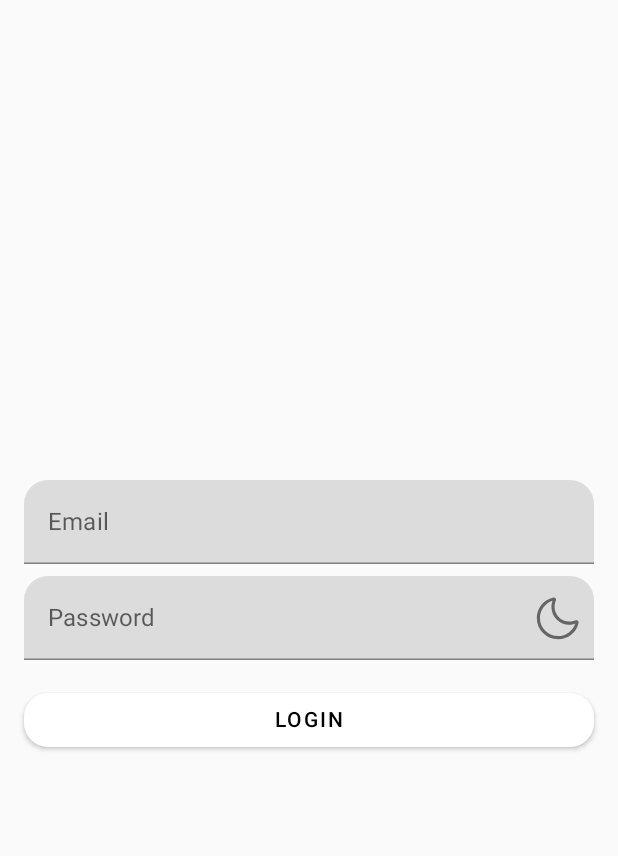
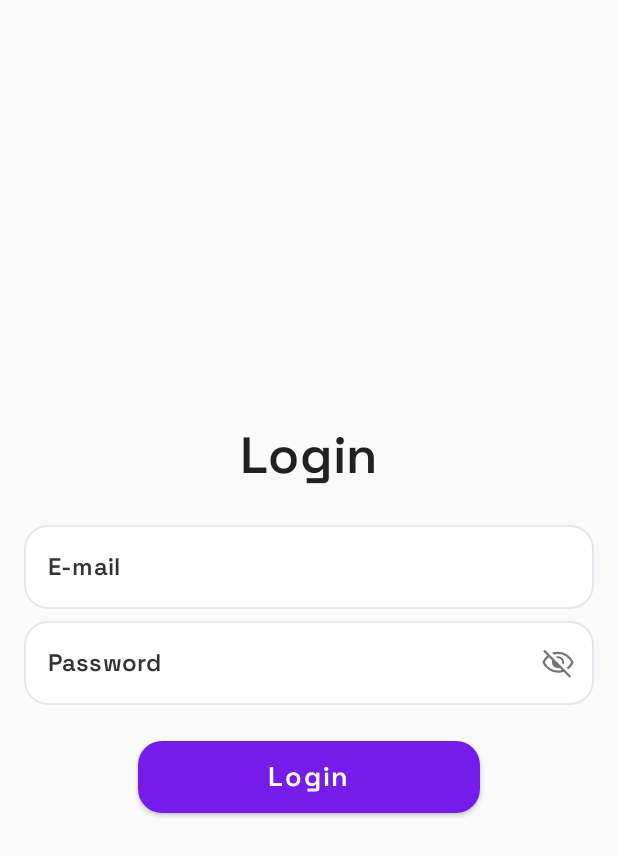
Before and after one commit to alexandraion22/LifeInMotion_phone_app, an Android app built with Jetpack Compose: the screen it shows after launch (MainActivity), on a phone screen of 412 x 824 dp. Shown: the top 856 px of the screen. Run offline under Robolectric (Android 15) with nearby library versions, the phone set to English and light mode, and no system bars; our stand-ins replace Firebase (no records; nobody signed in at launch, a user with empty details on screens opened directly).

Commit message:
Changed login, repaired the theme

```diff
--- a/app/src/main/java/com/example/healthapp/screens/content/auth/LoginContent.kt
+++ b/app/src/main/java/com/example/healthapp/screens/content/auth/LoginContent.kt
@@ -1,7 +1,10 @@
 package com.example.healthapp.screens.content.auth
 
 import android.util.Log
+import androidx.compose.foundation.background
+import androidx.compose.foundation.border
 import androidx.compose.foundation.layout.*
+import androidx.compose.foundation.shape.RoundedCornerShape
 import androidx.compose.foundation.text.KeyboardActions
 import androidx.compose.foundation.text.KeyboardOptions
 import androidx.compose.material.*
@@ -9,6 +12,7 @@ import androidx.compose.runtime.*
 import androidx.compose.ui.Alignment
 import androidx.compose.ui.ExperimentalComposeUiApi
 import androidx.compose.ui.Modifier
+import androidx.compose.ui.graphics.Color
 import androidx.compose.ui.focus.FocusRequester
 import androidx.compose.ui.focus.focusRequester
 import androidx.compose.ui.platform.LocalSoftwareKeyboardController
@@ -17,6 +21,7 @@ import androidx.compose.ui.text.input.ImeAction
 import androidx.compose.ui.text.input.PasswordVisualTransformation
 import androidx.compose.ui.text.input.VisualTransformation
 import androidx.compose.ui.unit.dp
+import androidx.compose.ui.unit.sp
 import androidx.navigation.NavHostController
 import com.example.healthapp.R
 import com.example.healthapp.graphs.Graph
@@ -63,31 +68,48 @@ fun LoginContent(
         verticalArrangement = Arrangement.Center,
         horizontalAlignment = Alignment.CenterHorizontally
     ) {
+        Text(
+            text = "Login",
+            style = MaterialTheme.typography.h4,
+            modifier = Modifier.padding(bottom = 24.dp)
+        )
         TextField(
             value = email,
             onValueChange = { email = it },
-            label = { Text("Email") },
-            modifier = Modifier.fillMaxWidth(),
+            label = { Text("E-mail") },
+            modifier = Modifier
+                .fillMaxWidth()
+                .padding(bottom = 8.dp)
+                .border(1.dp, Color(0xFFE2E8F0), RoundedCornerShape(16.dp)),
             keyboardOptions = KeyboardOptions.Default.copy(imeAction = ImeAction.Next),
             keyboardActions = KeyboardActions(
                 onNext = { passwordFocusRequester.requestFocus() }
+            ),
+            shape = RoundedCornerShape(16.dp), // Rounded corners here
+            colors = TextFieldDefaults.textFieldColors(
+                backgroundColor = Color.White,
+                focusedIndicatorColor = Color.Transparent,
+                unfocusedIndicatorColor = Color.Transparent,
+                textColor = Color(0xFF333333),
+                focusedLabelColor = Color(0xFF333333),
+                unfocusedLabelColor = Color(0xFF333333)
             )
         )
-        Spacer(modifier = Modifier.height(8.dp))
         TextField(
             value = password,
             onValueChange = { password = it },
             label = { Text("Password") },
             modifier = Modifier
                 .fillMaxWidth()
-                .focusRequester(passwordFocusRequester),
+                .padding(bottom = 8.dp)
+                .focusRequester(passwordFocusRequester)
+                .border(1.dp, Color(0xFFE2E8F0), RoundedCornerShape(16.dp)),
             visualTransformation = if (passwordVisible) VisualTransformation.None else PasswordVisualTransformation(),
             trailingIcon = {
                 val image = if (passwordVisible)
-                    R.drawable.ic_navbar_person
+                    R.drawable.ic_visibility_on
                 else
-                    R.drawable.ic_navbar_sleep
-
+                    R.drawable.ic_visibility_off
                 IconButton(onClick = { passwordVisible = !passwordVisible }) {
                     Icon(
                         painter = painterResource(id = image),
@@ -99,19 +121,44 @@ fun LoginContent(
             keyboardActions = KeyboardActions(
                 onDone = {
                     keyboardController?.hide()
-                    loginUser(email, password)
+                    if (email.isNotBlank() && password.isNotBlank()) {
+                        loginUser(email, password)
+                    } else {
+                        errorMessage = "Please enter both email and password."
+                    }
                 }
+            ),
+            shape = RoundedCornerShape(16.dp), // Rounded corners here
+            colors = TextFieldDefaults.textFieldColors(
+                backgroundColor = Color.White,
+
+                focusedIndicatorColor = Color.Transparent,
+                unfocusedIndicatorColor = Color.Transparent,
+                textColor = Color(0xFF333333),
+                focusedLabelColor = Color(0xFF333333),
+                unfocusedLabelColor = Color(0xFF333333)
             )
         )
         Spacer(modifier = Modifier.height(16.dp))
         Button(
             onClick = {
                 keyboardController?.hide()
-                loginUser(email, password)
+                if (email.isNotBlank() && password.isNotBlank()) {
+                    loginUser(email, password)
+                } else {
+                    errorMessage = "Please enter both e-mail and password."
+                }
             },
-            modifier = Modifier.fillMaxWidth()
+            modifier = Modifier.fillMaxWidth(0.6f)
+                .height(48.dp),// Width takes 60% of the parent width
+            shape = RoundedCornerShape(16.dp),
+            colors = ButtonDefaults.buttonColors(backgroundColor = MaterialTheme.colors.secondary) // PurpleButton color
         ) {
-            Text("LOGIN")
+            Text(
+                "Login",
+                color = MaterialTheme.colors.primary,
+                fontSize = 18.sp
+            )
         }
         errorMessage?.let {
             Spacer(modifier = Modifier.height(8.dp))
--- a/app/src/main/java/com/example/healthapp/ui/theme/Color.kt
+++ b/app/src/main/java/com/example/healthapp/ui/theme/Color.kt
@@ -3,3 +3,4 @@ package com.example.healthapp.ui.theme
 import androidx.compose.ui.graphics.Color
 
 val PurpleNavbar = Color(0xFFAE79F2)
+val PurpleButtons = Color(0xFF761CEA)
--- a/app/src/main/java/com/example/healthapp/ui/theme/Theme.kt
+++ b/app/src/main/java/com/example/healthapp/ui/theme/Theme.kt
@@ -2,10 +2,14 @@ package com.example.healthapp.ui.theme
 
 import androidx.compose.foundation.isSystemInDarkTheme
 import androidx.compose.material.MaterialTheme
+import androidx.compose.material.Typography
 import androidx.compose.material.darkColors
 import androidx.compose.material.lightColors
 import androidx.compose.runtime.Composable
 import androidx.compose.ui.graphics.Color
+import androidx.compose.ui.text.font.Font
+import androidx.compose.ui.text.font.FontFamily
+import com.example.healthapp.R
 
 private val DarkColorPalette = darkColors(
 )
@@ -14,8 +18,19 @@ private val LightColorPalette = lightColors(
     primary = Color.White,
     onPrimary = Color.Black,
     primaryVariant = PurpleNavbar,
-    secondaryVariant = Color.Black
+    secondaryVariant = Color.Black,
+    secondary = PurpleButtons
 )
+
+val SpaceGrotesk = FontFamily(
+    Font(R.font.spacegrotesksemibold)
+)
+
+// Define the custom typography for your app
+val HealthAppTypography = Typography(
+    defaultFontFamily = SpaceGrotesk,
+)
+
 
 @Composable
 fun HealthAppTheme(
@@ -30,8 +45,8 @@ fun HealthAppTheme(
 
     MaterialTheme(
         colors = colors,
-        typography = Typography,
         shapes = Shapes,
-        content = content
+        content = content,
+        typography = HealthAppTypography
     )
 }
--- /dev/null
+++ b/app/src/main/res/drawable/ic_visibility_off.xml
@@ -0,0 +1,9 @@
+<vector xmlns:android="http://schemas.android.com/apk/res/android"
+    android:width="24dp"
+    android:height="24dp"
+    android:viewportWidth="960"
+    android:viewportHeight="960">
+  <path
+      android:pathData="M630.92,518.92 L586,474q9,-49.69 -28.35,-89.35Q520.31,345 466,354l-44.92,-44.92q13.54,-6.08 27.77,-9.12 14.23,-3.04 31.15,-3.04 68.08,0 115.58,47.5T643.08,460q0,16.92 -3.04,31.54 -3.04,14.61 -9.12,27.38ZM758.15,643.38L714,602q38,-29 67.5,-63.5T832,460q-50,-101 -143.5,-160.5T480,240q-29,0 -57,4t-55,12l-46.61,-46.61q37.92,-15.08 77.46,-22.23Q438.39,180 480,180q140.61,0 253.61,77.54T898.46,460q-22.23,53.61 -57.42,100.08 -35.2,46.46 -82.89,83.3ZM790.46,874.77L628.62,714.15q-30.77,11.39 -68.2,18.62Q523,740 480,740q-141,0 -253.61,-77.54Q113.77,584.92 61.54,460q22.15,-53 57.23,-98.88 35.08,-45.89 77.23,-79.58l-110.77,-112 42.16,-42.15 705.22,705.22 -42.15,42.16ZM238.16,323.69q-31.7,25.23 -61.66,60.66Q146.54,419.77 128,460q50,101 143.5,160.5T480,680q27.31,0 54.39,-4.62 27.07,-4.61 45.92,-9.53L529.69,614q-10.23,4.15 -23.69,6.61 -13.46,2.47 -26,2.47 -68.08,0 -115.58,-47.5T316.92,460q0,-12.15 2.47,-25.42 2.46,-13.27 6.61,-24.27l-87.84,-86.62ZM541,429ZM409.23,494.77Z"
+      android:fillColor="#ae325f"/>
+</vector>
--- /dev/null
+++ b/app/src/main/res/drawable/ic_visibility_on.xml
@@ -0,0 +1,9 @@
+<vector xmlns:android="http://schemas.android.com/apk/res/android"
+    android:width="24dp"
+    android:height="24dp"
+    android:viewportWidth="960"
+    android:viewportHeight="960">
+  <path
+      android:pathData="M480.09,623.08q67.99,0 115.49,-47.59t47.5,-115.58q0,-67.99 -47.59,-115.49t-115.58,-47.5q-67.99,0 -115.49,47.59t-47.5,115.58q0,67.99 47.59,115.49t115.58,47.5ZM480,568q-45,0 -76.5,-31.5T372,460q0,-45 31.5,-76.5T480,352q45,0 76.5,31.5T588,460q0,45 -31.5,76.5T480,568ZM480.05,740q-137.97,0 -251.43,-76.12Q115.16,587.77 61.54,460q53.62,-127.77 167.02,-203.88Q341.97,180 479.95,180q137.97,0 251.43,76.12Q844.84,332.23 898.46,460q-53.62,127.77 -167.02,203.88Q618.03,740 480.05,740ZM480,460ZM480,680q113,0 207.5,-59.5T832,460q-50,-101 -144.5,-160.5T480,240q-113,0 -207.5,59.5T128,460q50,101 144.5,160.5T480,680Z"
+      android:fillColor="#ae325f"/>
+</vector>
```
Also changed, not shown: app/src/main/res/font/spacegroteskbold.ttf (added), app/src/main/res/font/spacegrotesklight.ttf (added), app/src/main/res/font/spacegroteskmedium.ttf (added), app/src/main/res/font/spacegroteskregular.ttf (added), app/src/main/res/font/spacegrotesksemibold.ttf (added).
